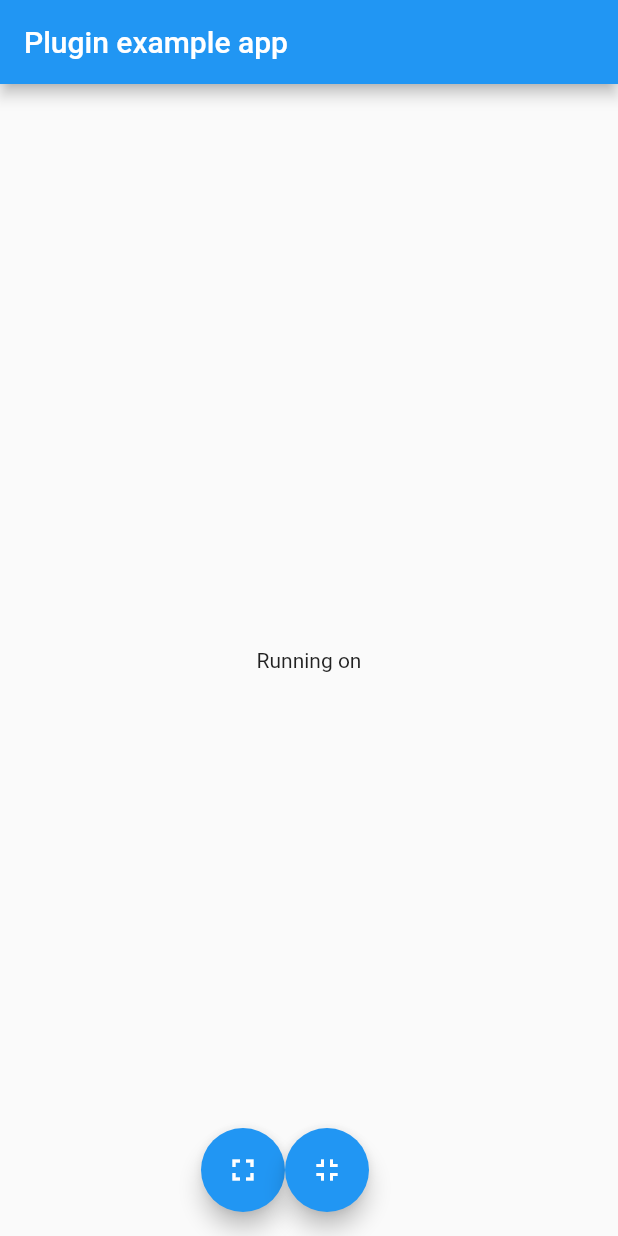
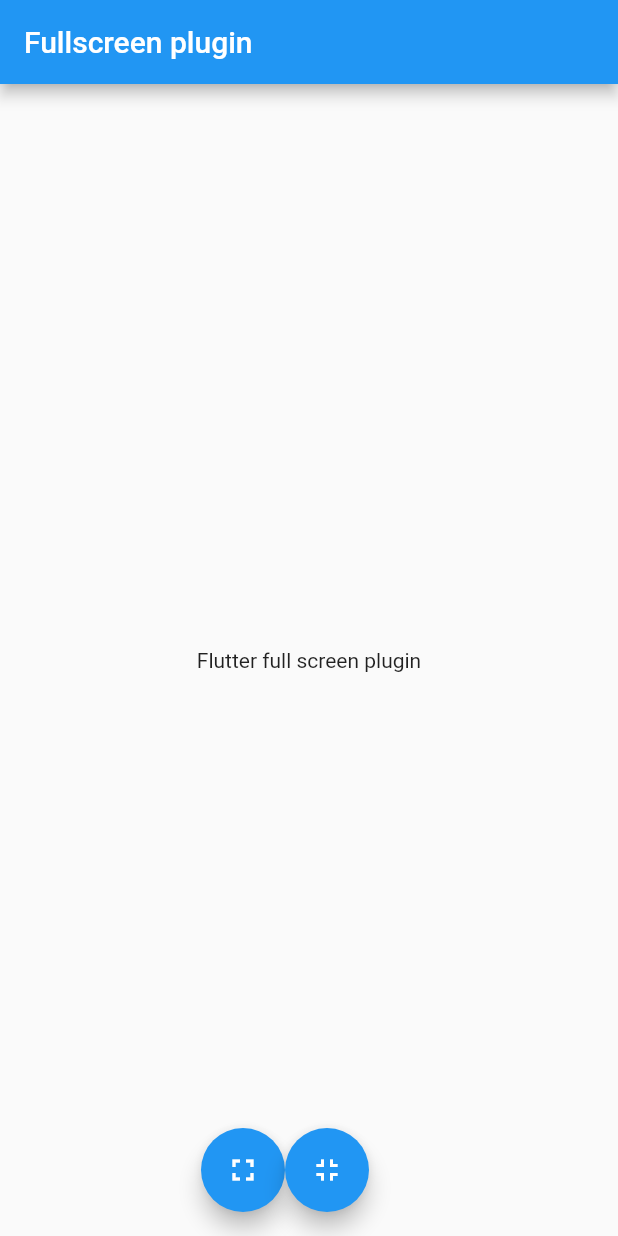
Before and after one commit to Athanax/fullscreen, a Flutter app: the screen it shows after launch, after a tap on the "fullscreen" icon, on a phone screen of 412 x 824 dp. Run offline on Flutter 3.47's test engine with Material 2 defaults, Android fonts, the phone set to English and light mode, and no system bars.

```diff
--- a/example/lib/main.dart
+++ b/example/lib/main.dart
@@ -1,7 +1,4 @@
 import 'package:flutter/material.dart';
-import 'dart:async';
-
-import 'package:flutter/services.dart';
 import 'package:fullscreen/fullscreen.dart';
 
 void main() {
@@ -14,14 +11,22 @@ class MyApp extends StatefulWidget {
 }
 
 class _MyAppState extends State<MyApp> {
-
-  Fullscreen fullscreen = new Fullscreen();
+  Fullscreen fullscreen;
 
   @override
   void initState() {
     super.initState();
-    // initPlatformState();
+    fullscreen = new Fullscreen();
   }
+
+  void enterFullScreen(FullScreenMode fullScreenMode) async {
+    await fullscreen.enterFullScreen(fullScreenMode);
+  }
+
+  void exitFullScreen() async {
+    await fullscreen.exitFullScreen();
+  }
+
   @override
   Widget build(BuildContext context) {
     return MaterialApp(
@@ -29,20 +34,24 @@ class _MyAppState extends State<MyApp> {
         floatingActionButton: Row(
           mainAxisAlignment: MainAxisAlignment.center,
           children: <Widget>[
-            FloatingActionButton(onPressed: (){
-              fullscreen.enterFullScreen(FullScreenMode.EMERSIVE_STINGY);
-            }, child: new Icon(Icons.fullscreen),),
-            FloatingActionButton(onPressed: (){
-              fullscreen.exitFullScreen();
-            }, child: new Icon(Icons.fullscreen_exit),),
+            FloatingActionButton(
+              onPressed: () async {
+                enterFullScreen(FullScreenMode.EMERSIVE_STINGY);
+              },
+              child: new Icon(Icons.fullscreen),
+            ),
+            FloatingActionButton(
+              onPressed: () async {
+                exitFullScreen();
+              },
+              child: new Icon(Icons.fullscreen_exit),
+            ),
           ],
         ),
         appBar: AppBar(
-          title: const Text('Plugin example app'),
+          title: const Text('Fullscreen plugin'),
         ),
-        body: Center(
-    child: Text('Running on'),
-        ),
+        body: Center(child: new Text('Flutter full screen plugin')),
       ),
     );
   }
```
Also changed, not shown: lib/fullscreen.dart (+12 -0 lines), 1 other file.
